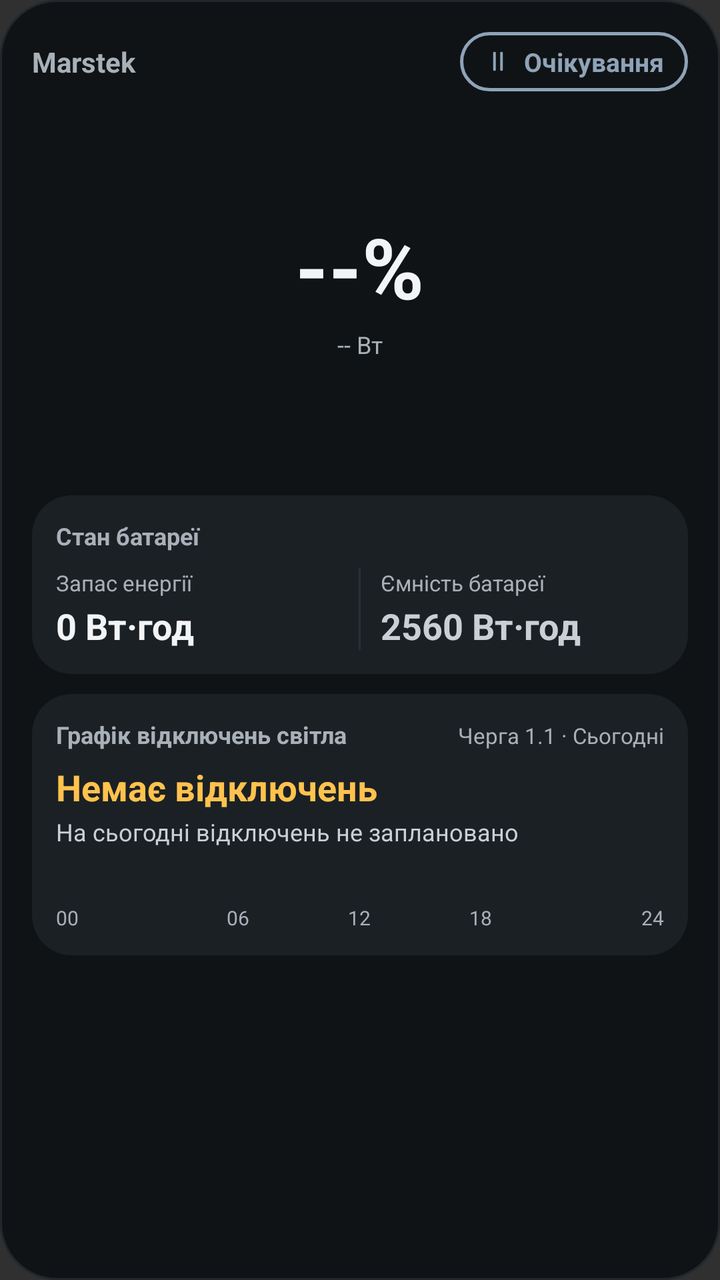
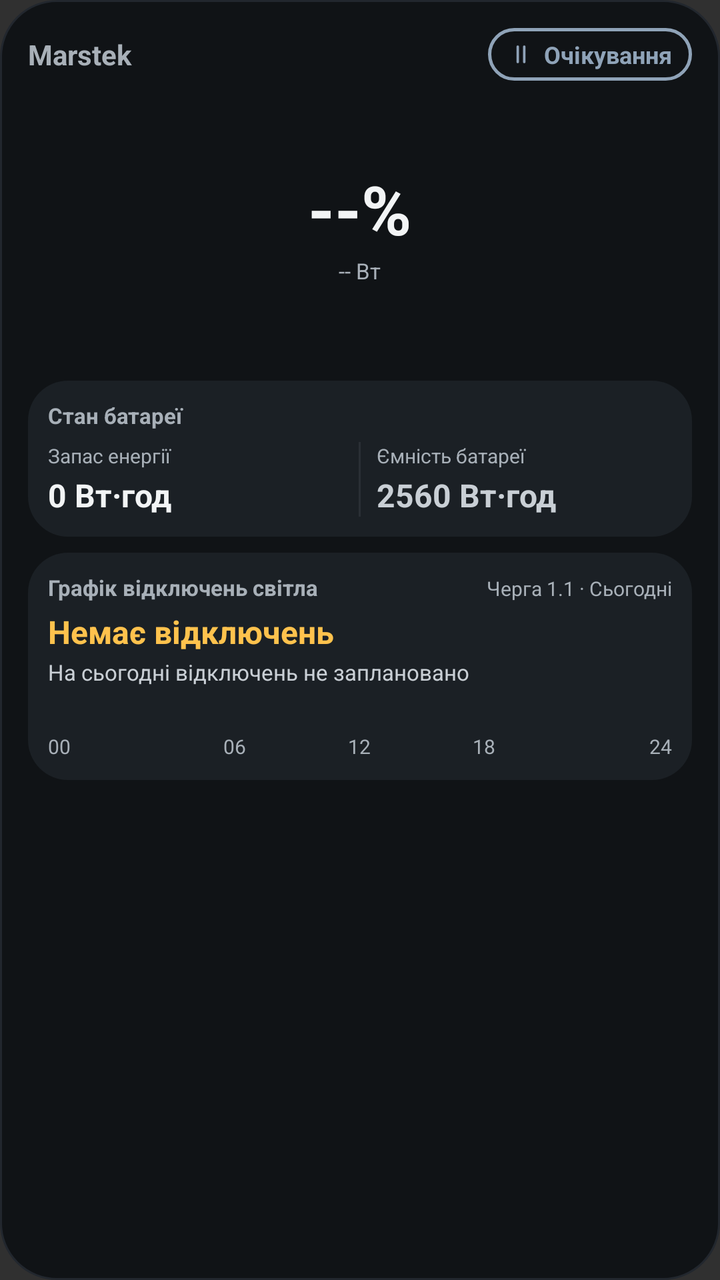

Compare the two renders of this Android layout. The source of the first and the diff that turns it into the second are given below.
<!-- AndroidManifest.xml: application theme Theme.AppCompat.NoActionBar -->
<!-- res/layout/widget_marstek_full.xml -->
<?xml version="1.0" encoding="utf-8"?>
<LinearLayout xmlns:android="http://schemas.android.com/apk/res/android"
    android:layout_width="match_parent"
    android:layout_height="match_parent"
    android:background="@drawable/widget_bg"
    android:orientation="vertical"
    android:padding="16dp">

    
    <LinearLayout
        android:layout_width="match_parent"
        android:layout_height="wrap_content"
        android:gravity="center_vertical"
        android:orientation="horizontal">

        <TextView
            android:id="@+id/fullHeaderTitle"
            android:layout_width="0dp"
            android:layout_height="wrap_content"
            android:layout_weight="1"
            android:ellipsize="end"
            android:maxLines="1"
            android:paddingVertical="4dp"
            android:text="Marstek"
            android:textColor="#A8B0B8"
            android:textSize="14sp"
            android:textStyle="bold" />

        <LinearLayout
            android:id="@+id/fullModeBadge"
            android:layout_width="wrap_content"
            android:layout_height="wrap_content"
            android:background="@drawable/badge_idle"
            android:gravity="center_vertical"
            android:orientation="horizontal"
            android:paddingHorizontal="12dp"
            android:paddingVertical="6dp">

            <ImageView
                android:id="@+id/fullModeIcon"
                android:layout_width="14dp"
                android:layout_height="14dp"
                android:contentDescription="@null"
                android:src="@drawable/ic_mode_idle" />

            <TextView
                android:id="@+id/fullModeLabel"
                android:layout_width="wrap_content"
                android:layout_height="wrap_content"
                android:layout_marginStart="6dp"
                android:maxLines="1"
                android:text="Очікування"
                android:textColor="#8FA3B8"
                android:textSize="13sp"
                android:textStyle="bold" />
        </LinearLayout>
    </LinearLayout>

    
    <FrameLayout
        android:id="@+id/fullGaugeContainer"
        android:layout_width="180dp"
        android:layout_height="180dp"
        android:layout_gravity="center_horizontal"
        android:layout_marginTop="10dp">

        <ImageView
            android:id="@+id/fullGaugeImage"
            android:layout_width="match_parent"
            android:layout_height="match_parent"
            android:contentDescription="@null"
            android:scaleType="fitCenter" />

        <LinearLayout
            android:layout_width="match_parent"
            android:layout_height="match_parent"
            android:gravity="center"
            android:orientation="vertical">

            <TextView
                android:id="@+id/fullSocText"
                android:layout_width="wrap_content"
                android:layout_height="wrap_content"
                android:fontFeatureSettings="tnum"
                android:includeFontPadding="false"
                android:text="--%"
                android:textColor="#F2F4F5"
                android:textSize="42sp"
                android:textStyle="bold" />

            <TextView
                android:id="@+id/fullPowerText"
                android:layout_width="wrap_content"
                android:layout_height="wrap_content"
                android:layout_marginTop="4dp"
                android:fontFeatureSettings="tnum"
                android:text="-- Вт"
                android:textColor="#A8B0B8"
                android:textSize="12sp" />
        </LinearLayout>
    </FrameLayout>

    
    <LinearLayout
        android:layout_width="match_parent"
        android:layout_height="wrap_content"
        android:layout_marginTop="12dp"
        android:background="@drawable/widget_card_bg"
        android:orientation="vertical"
        android:padding="12dp">

        <TextView
            android:id="@+id/fullCardTitle"
            android:layout_width="match_parent"
            android:layout_height="wrap_content"
            android:maxLines="1"
            android:text="Стан батареї"
            android:textColor="#A8B0B8"
            android:textSize="12sp"
            android:textStyle="bold" />

        <LinearLayout
            android:layout_width="match_parent"
            android:layout_height="wrap_content"
            android:layout_marginTop="8dp"
            android:orientation="horizontal">

            <LinearLayout
                android:layout_width="0dp"
                android:layout_height="wrap_content"
                android:layout_weight="1"
                android:orientation="vertical">

                <TextView
                    android:id="@+id/fullLeftLabel"
                    android:layout_width="match_parent"
                    android:layout_height="wrap_content"
                    android:ellipsize="end"
                    android:maxLines="1"
                    android:text="Запас енергії"
                    android:textColor="#A8B0B8"
                    android:textSize="11sp" />

                <TextView
                    android:id="@+id/fullPrimaryValue"
                    android:layout_width="match_parent"
                    android:layout_height="wrap_content"
                    android:layout_marginTop="2dp"
                    android:ellipsize="end"
                    android:fontFeatureSettings="tnum"
                    android:maxLines="1"
                    android:text="0 Вт·год"
                    android:textColor="#F2F4F5"
                    android:textSize="18sp"
                    android:textStyle="bold" />
            </LinearLayout>

            <View
                android:layout_width="1dp"
                android:layout_height="match_parent"
                android:layout_marginHorizontal="10dp"
                android:background="#2A2F35" />

            <LinearLayout
                android:layout_width="0dp"
                android:layout_height="wrap_content"
                android:layout_weight="1"
                android:orientation="vertical">

                <TextView
                    android:id="@+id/fullRightLabel"
                    android:layout_width="match_parent"
                    android:layout_height="wrap_content"
                    android:ellipsize="end"
                    android:maxLines="1"
                    android:text="Ємність батареї"
                    android:textColor="#A8B0B8"
                    android:textSize="11sp" />

                <TextView
                    android:id="@+id/fullSecondaryValue"
                    android:layout_width="match_parent"
                    android:layout_height="wrap_content"
                    android:layout_marginTop="2dp"
                    android:ellipsize="end"
                    android:fontFeatureSettings="tnum"
                    android:maxLines="1"
                    android:text="2560 Вт·год"
                    android:textColor="#C9CFD5"
                    android:textSize="18sp"
                    android:textStyle="bold" />
            </LinearLayout>
        </LinearLayout>
    </LinearLayout>

    
    <LinearLayout
        android:layout_width="match_parent"
        android:layout_height="wrap_content"
        android:layout_marginTop="10dp"
        android:background="@drawable/widget_card_bg"
        android:orientation="vertical"
        android:padding="12dp">

        <LinearLayout
            android:layout_width="match_parent"
            android:layout_height="wrap_content"
            android:orientation="horizontal">

            <TextView
                android:layout_width="0dp"
                android:layout_height="wrap_content"
                android:layout_weight="1"
                android:ellipsize="end"
                android:maxLines="1"
                android:text="Графік відключень світла"
                android:textColor="#A8B0B8"
                android:textSize="12sp"
                android:textStyle="bold" />

            <TextView
                android:id="@+id/fullOutageGroup"
                android:layout_width="wrap_content"
                android:layout_height="wrap_content"
                android:layout_marginStart="6dp"
                android:fontFeatureSettings="tnum"
                android:maxLines="1"
                android:text="Черга 1.1 · Сьогодні"
                android:textColor="#A8B0B8"
                android:textSize="11sp" />
        </LinearLayout>

        <TextView
            android:id="@+id/fullOutageRange"
            android:layout_width="match_parent"
            android:layout_height="wrap_content"
            android:layout_marginTop="6dp"
            android:fontFeatureSettings="tnum"
            android:maxLines="1"
            android:text="Немає відключень"
            android:textColor="#FFC24D"
            android:textSize="18sp"
            android:textStyle="bold" />

        <TextView
            android:id="@+id/fullOutageCountdown"
            android:layout_width="match_parent"
            android:layout_height="wrap_content"
            android:layout_marginTop="2dp"
            android:ellipsize="end"
            android:fontFeatureSettings="tnum"
            android:maxLines="1"
            android:text="На сьогодні відключень не заплановано"
            android:textColor="#C9CFD5"
            android:textSize="12sp" />

        <ImageView
            android:id="@+id/fullOutageBarImage"
            android:layout_width="match_parent"
            android:layout_height="16dp"
            android:layout_marginTop="8dp"
            android:contentDescription="@null"
            android:scaleType="fitXY" />

        <LinearLayout
            android:layout_width="match_parent"
            android:layout_height="wrap_content"
            android:layout_marginTop="4dp"
            android:orientation="horizontal">

            <TextView
                android:layout_width="0dp"
                android:layout_height="wrap_content"
                android:layout_weight="1"
                android:text="00"
                android:textColor="#A8B0B8"
                android:textSize="10sp" />

            <TextView
                android:layout_width="0dp"
                android:layout_height="wrap_content"
                android:layout_weight="1"
                android:gravity="center_horizontal"
                android:text="06"
                android:textColor="#A8B0B8"
                android:textSize="10sp" />

            <TextView
                android:layout_width="0dp"
                android:layout_height="wrap_content"
                android:layout_weight="1"
                android:gravity="center_horizontal"
                android:text="12"
                android:textColor="#A8B0B8"
                android:textSize="10sp" />

            <TextView
                android:layout_width="0dp"
                android:layout_height="wrap_content"
                android:layout_weight="1"
                android:gravity="center_horizontal"
                android:text="18"
                android:textColor="#A8B0B8"
                android:textSize="10sp" />

            <TextView
                android:layout_width="0dp"
                android:layout_height="wrap_content"
                android:layout_weight="1"
                android:gravity="end"
                android:text="24"
                android:textColor="#A8B0B8"
                android:textSize="10sp" />
        </LinearLayout>
    </LinearLayout>

</LinearLayout>
<!-- resources referenced by this layout -->
<resources>
  <!-- drawable badge_idle (drawable) -->
  <?xml version="1.0" encoding="utf-8"?>
  <shape xmlns:android="http://schemas.android.com/apk/res/android"
      android:shape="rectangle">
      <solid android:color="#101316" />
      <corners android:radius="99dp" />
      <stroke
          android:width="1.5dp"
          android:color="#8FA3B8" />
  </shape>
  <!-- drawable ic_mode_idle (drawable) -->
  <?xml version="1.0" encoding="utf-8"?>
  <vector xmlns:android="http://schemas.android.com/apk/res/android"
      android:width="14dp"
      android:height="14dp"
      android:viewportWidth="24"
      android:viewportHeight="24">
      <path
          android:fillColor="#00000000"
          android:pathData="M9,5v14M15,5v14"
          android:strokeColor="#8FA3B8"
          android:strokeLineCap="round"
          android:strokeLineJoin="round"
          android:strokeWidth="2.4" />
  </vector>
  <!-- drawable widget_bg (drawable) -->
  <?xml version="1.0" encoding="utf-8"?>
  <shape xmlns:android="http://schemas.android.com/apk/res/android"
      android:shape="rectangle">
      <solid android:color="#101316" />
      <corners android:radius="28dp" />
      <stroke
          android:width="1dp"
          android:color="#22272E" />
  </shape>
  <!-- drawable widget_card_bg (drawable) -->
  <?xml version="1.0" encoding="utf-8"?>
  <shape xmlns:android="http://schemas.android.com/apk/res/android"
      android:shape="rectangle">
      <solid android:color="#1B2025" />
      <corners android:radius="20dp" />
  </shape>
</resources>

<!-- the commit's change to res/layout/widget_marstek_full.xml (unified diff, before → after) -->
@@ -4,7 +4,7 @@
     android:layout_height="match_parent"
     android:background="@drawable/widget_bg"
     android:orientation="vertical"
-    android:padding="16dp">
+    android:padding="14dp">
 
     
     <LinearLayout
@@ -20,7 +20,8 @@
             android:layout_weight="1"
             android:ellipsize="end"
             android:maxLines="1"
-            android:paddingVertical="4dp"
+            android:paddingTop="2dp"
+            android:paddingBottom="2dp"
             android:text="Marstek"
             android:textColor="#A8B0B8"
             android:textSize="14sp"
@@ -33,13 +34,15 @@
             android:background="@drawable/badge_idle"
             android:gravity="center_vertical"
             android:orientation="horizontal"
-            android:paddingHorizontal="12dp"
-            android:paddingVertical="6dp">
+            android:paddingStart="10dp"
+            android:paddingTop="5dp"
+            android:paddingEnd="10dp"
+            android:paddingBottom="5dp">
 
             <ImageView
                 android:id="@+id/fullModeIcon"
-                android:layout_width="14dp"
-                android:layout_height="14dp"
+                android:layout_width="13dp"
+                android:layout_height="13dp"
                 android:contentDescription="@null"
                 android:src="@drawable/ic_mode_idle" />
 
@@ -47,11 +50,11 @@
                 android:id="@+id/fullModeLabel"
                 android:layout_width="wrap_content"
                 android:layout_height="wrap_content"
-                android:layout_marginStart="6dp"
+                android:layout_marginStart="5dp"
                 android:maxLines="1"
                 android:text="Очікування"
                 android:textColor="#8FA3B8"
-                android:textSize="13sp"
+                android:textSize="12sp"
                 android:textStyle="bold" />
         </LinearLayout>
     </LinearLayout>
@@ -59,10 +62,10 @@
     
     <FrameLayout
         android:id="@+id/fullGaugeContainer"
-        android:layout_width="180dp"
-        android:layout_height="180dp"
+        android:layout_width="136dp"
+        android:layout_height="136dp"
         android:layout_gravity="center_horizontal"
-        android:layout_marginTop="10dp">
+        android:layout_marginTop="6dp">
 
         <ImageView
             android:id="@+id/fullGaugeImage"
@@ -85,18 +88,18 @@
                 android:includeFontPadding="false"
                 android:text="--%"
                 android:textColor="#F2F4F5"
-                android:textSize="42sp"
+                android:textSize="34sp"
                 android:textStyle="bold" />
 
             <TextView
                 android:id="@+id/fullPowerText"
                 android:layout_width="wrap_content"
                 android:layout_height="wrap_content"
-                android:layout_marginTop="4dp"
+                android:layout_marginTop="2dp"
                 android:fontFeatureSettings="tnum"
                 android:text="-- Вт"
                 android:textColor="#A8B0B8"
-                android:textSize="12sp" />
+                android:textSize="11sp" />
         </LinearLayout>
     </FrameLayout>
 
@@ -104,10 +107,10 @@
     <LinearLayout
         android:layout_width="match_parent"
         android:layout_height="wrap_content"
-        android:layout_marginTop="12dp"
+        android:layout_marginTop="8dp"
         android:background="@drawable/widget_card_bg"
         android:orientation="vertical"
-        android:padding="12dp">
+        android:padding="10dp">
 
         <TextView
             android:id="@+id/fullCardTitle"
@@ -116,13 +119,13 @@
             android:maxLines="1"
             android:text="Стан батареї"
             android:textColor="#A8B0B8"
-            android:textSize="12sp"
+            android:textSize="11sp"
             android:textStyle="bold" />
 
         <LinearLayout
             android:layout_width="match_parent"
             android:layout_height="wrap_content"
-            android:layout_marginTop="8dp"
+            android:layout_marginTop="6dp"
             android:orientation="horizontal">
 
             <LinearLayout
@@ -139,7 +142,7 @@
                     android:maxLines="1"
                     android:text="Запас енергії"
                     android:textColor="#A8B0B8"
-                    android:textSize="11sp" />
+                    android:textSize="10sp" />
 
                 <TextView
                     android:id="@+id/fullPrimaryValue"
@@ -151,15 +154,17 @@
                     android:maxLines="1"
                     android:text="0 Вт·год"
                     android:textColor="#F2F4F5"
-                    android:textSize="18sp"
+                    android:textSize="16sp"
                     android:textStyle="bold" />
             </LinearLayout>
 
-            <View
+            <ImageView
                 android:layout_width="1dp"
                 android:layout_height="match_parent"
-                android:layout_marginHorizontal="10dp"
-                android:background="#2A2F35" />
+                android:layout_marginStart="8dp"
+                android:layout_marginEnd="8dp"
+                android:background="#2A2F35"
+                android:contentDescription="@null" />
 
             <LinearLayout
                 android:layout_width="0dp"
@@ -175,7 +180,7 @@
                     android:maxLines="1"
                     android:text="Ємність батареї"
                     android:textColor="#A8B0B8"
-                    android:textSize="11sp" />
+                    android:textSize="10sp" />
 
                 <TextView
                     android:id="@+id/fullSecondaryValue"
@@ -187,7 +192,7 @@
                     android:maxLines="1"
                     android:text="2560 Вт·год"
                     android:textColor="#C9CFD5"
-                    android:textSize="18sp"
+                    android:textSize="16sp"
                     android:textStyle="bold" />
             </LinearLayout>
         </LinearLayout>
@@ -197,10 +202,10 @@
     <LinearLayout
         android:layout_width="match_parent"
         android:layout_height="wrap_content"
-        android:layout_marginTop="10dp"
+        android:layout_marginTop="8dp"
         android:background="@drawable/widget_card_bg"
         android:orientation="vertical"
-        android:padding="12dp">
+        android:padding="10dp">
 
         <LinearLayout
             android:layout_width="match_parent"
@@ -215,7 +220,7 @@
                 android:maxLines="1"
                 android:text="Графік відключень світла"
                 android:textColor="#A8B0B8"
-                android:textSize="12sp"
+                android:textSize="11sp"
                 android:textStyle="bold" />
 
             <TextView
@@ -227,19 +232,19 @@
                 android:maxLines="1"
                 android:text="Черга 1.1 · Сьогодні"
                 android:textColor="#A8B0B8"
-                android:textSize="11sp" />
+                android:textSize="10sp" />
         </LinearLayout>
 
         <TextView
             android:id="@+id/fullOutageRange"
             android:layout_width="match_parent"
             android:layout_height="wrap_content"
-            android:layout_marginTop="6dp"
+            android:layout_marginTop="4dp"
             android:fontFeatureSettings="tnum"
             android:maxLines="1"
             android:text="Немає відключень"
             android:textColor="#FFC24D"
-            android:textSize="18sp"
+            android:textSize="16sp"
             android:textStyle="bold" />
 
         <TextView
@@ -252,20 +257,20 @@
             android:maxLines="1"
             android:text="На сьогодні відключень не заплановано"
             android:textColor="#C9CFD5"
-            android:textSize="12sp" />
+            android:textSize="11sp" />
 
         <ImageView
             android:id="@+id/fullOutageBarImage"
             android:layout_width="match_parent"
-            android:layout_height="16dp"
-            android:layout_marginTop="8dp"
+            android:layout_height="14dp"
+            android:layout_marginTop="6dp"
             android:contentDescription="@null"
             android:scaleType="fitXY" />
 
         <LinearLayout
             android:layout_width="match_parent"
             android:layout_height="wrap_content"
-            android:layout_marginTop="4dp"
+            android:layout_marginTop="3dp"
             android:orientation="horizontal">
 
             <TextView
